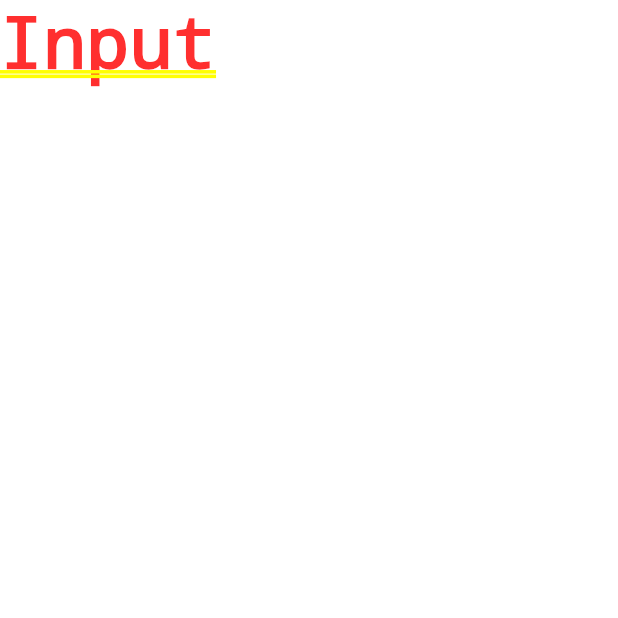
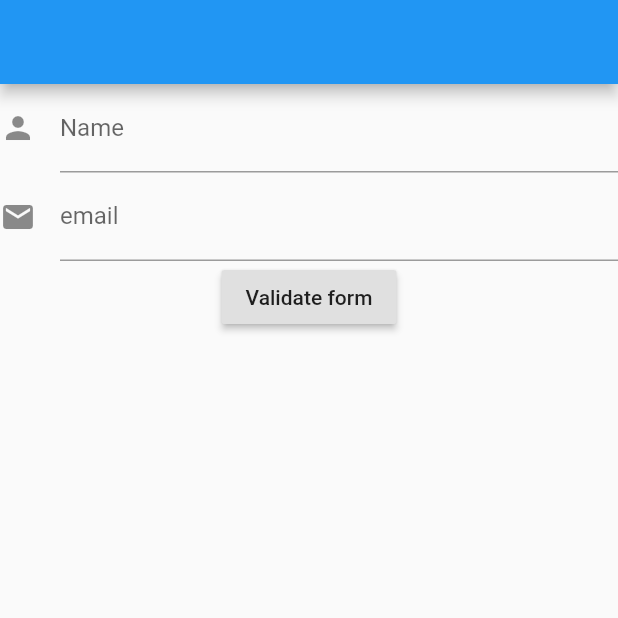
Before and after one commit to pyrta2011/input_flutter_app, a Flutter app: the screen it shows after launch, on a phone screen of 412 x 824 dp, the top half of it. Run offline on Flutter 3.47's test engine with Material 2 defaults, Android fonts, the phone set to English and light mode, and no system bars.

Commit message:
add form widget and validate and testing field

```diff
--- a/lib/main.dart
+++ b/lib/main.dart
@@ -9,11 +9,72 @@ class MyApp extends StatelessWidget {
   @override
   Widget build(BuildContext context) {
     return MaterialApp(
-        title: 'Flutter Demo',
-        theme: ThemeData(
-          primarySwatch: Colors.blue,
-          visualDensity: VisualDensity.adaptivePlatformDensity,
-        ),
-        home: Text("Input"));
+      title: 'Flutter Demo',
+      theme: ThemeData(
+        primarySwatch: Colors.blue,
+        visualDensity: VisualDensity.adaptivePlatformDensity,
+      ),
+      home: Scaffold(
+        appBar: AppBar(),
+        body: Home(),
+      ),
+    );
   }
 }
+
+class Home extends StatefulWidget {
+  @override
+  State<StatefulWidget> createState() {
+    return HomeState();
+  }
+}
+
+class HomeState extends State<Home> {
+  final _formKey = GlobalKey<FormState>();
+  @override
+  Widget build(BuildContext context) {
+    return Form(
+        key: _formKey,
+        child: Column(
+          children: [
+            TextFormField(
+              key: Key("formdata"),
+              decoration:
+                  InputDecoration(icon: Icon(Icons.person), labelText: 'Name'),
+              validator: (String value) {
+                if (value.contains('@')) {
+                  return 'Do not use the @ char.';
+                } else if (value.isEmpty) {
+                  return 'Please, enter your name';
+                }
+              },
+            ),
+            TextFormField(
+              key: Key("emailFormData"),
+              decoration: InputDecoration(
+                icon: Icon(Icons.email),
+                labelText: "email",
+              ),
+              validator: (String value) {
+                if (value.isEmpty) {
+                  return "Please, enter email";
+                } else if (!value.contains('@')) {
+                  return "Email, must contains '@'";
+                }
+              },
+            ),
+            RaisedButton(
+              onPressed: () {
+                if (_formKey.currentState.validate()) {
+                  Scaffold.of(context).showSnackBar(SnackBar(
+                    content: Text("Form load is success"),
+                    backgroundColor: Colors.green,
+                  ));
+                }
+              },
+              child: Text("Validate form"),
+            )
+          ],
+        ));
+  }
+}
```
Also changed, not shown: 3 other files.
